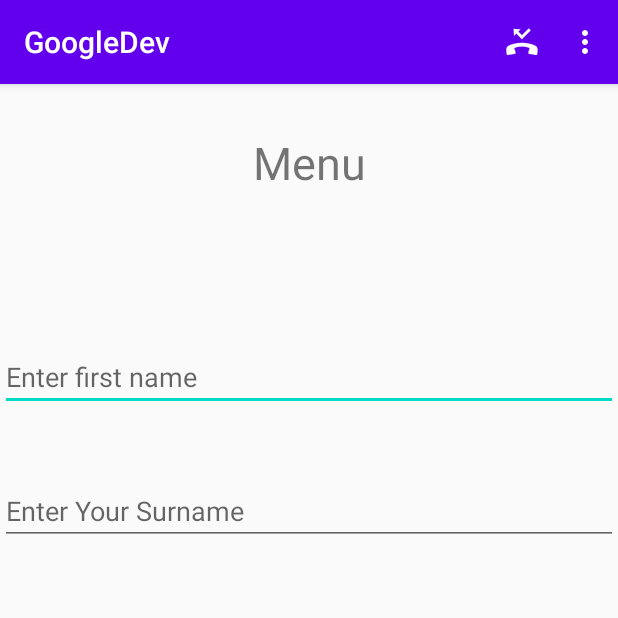
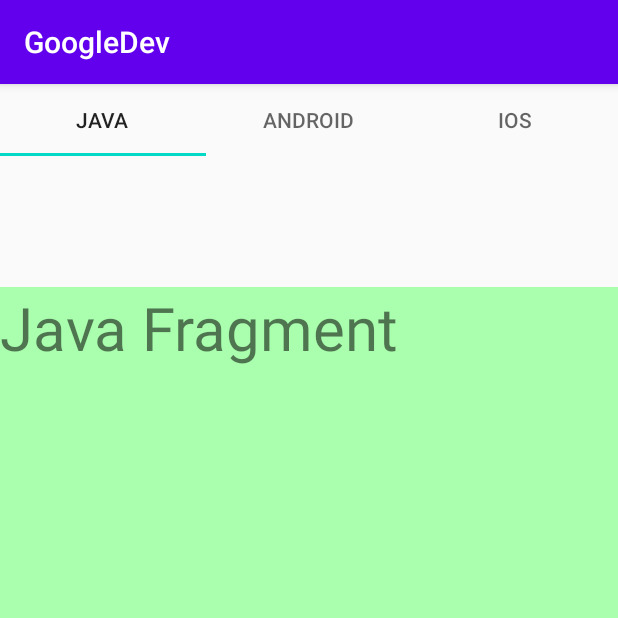
Before and after one commit to vikaschauhan1995/GoogleDev, an Android app: the screen it shows after launch (MainActivity), on a phone screen of 412 x 824 dp, the top half of it. Run offline under Robolectric (Android 15) with nearby library versions, the phone set to English and light mode, and no system bars.

Commit message:
Screen Nevigation swipe left-right to toggle fragments on ui.

```diff
--- a/app/build.gradle
+++ b/app/build.gradle
@@ -30,6 +30,7 @@ dependencies {
     implementation 'com.google.android.material:material:1.1.0'
     implementation 'androidx.navigation:navigation-fragment:2.1.0'
     implementation 'androidx.navigation:navigation-ui:2.1.0'
+    implementation 'androidx.legacy:legacy-support-v4:1.0.0'
     testImplementation 'junit:junit:4.12'
     androidTestImplementation 'androidx.test.ext:junit:1.1.1'
     androidTestImplementation 'androidx.test.espresso:espresso-core:3.2.0'
--- /dev/null
+++ b/app/src/main/java/com/example/googledev/Android.java
@@ -0,0 +1,64 @@
+package com.example.googledev;
+
+import android.os.Bundle;
+
+import androidx.fragment.app.Fragment;
+
+import android.view.LayoutInflater;
+import android.view.View;
+import android.view.ViewGroup;
+
+/**
+ * A simple {@link Fragment} subclass.
+ * Use the {@link Android#newInstance} factory method to
+ * create an instance of this fragment.
+ */
+public class Android extends Fragment {
+
+    // TODO: Rename parameter arguments, choose names that match
+    // the fragment initialization parameters, e.g. ARG_ITEM_NUMBER
+    private static final String ARG_PARAM1 = "param1";
+    private static final String ARG_PARAM2 = "param2";
+
+    // TODO: Rename and change types of parameters
+    private String mParam1;
+    private String mParam2;
+
+    public Android() {
+        // Required empty public constructor
+    }
+
+    /**
+     * Use this factory method to create a new instance of
+     * this fragment using the provided parameters.
+     *
+     * @param param1 Parameter 1.
+     * @param param2 Parameter 2.
+     * @return A new instance of fragment Android.
+     */
+    // TODO: Rename and change types and number of parameters
+    public static Android newInstance(String param1, String param2) {
+        Android fragment = new Android();
+        Bundle args = new Bundle();
+        args.putString(ARG_PARAM1, param1);
+        args.putString(ARG_PARAM2, param2);
+        fragment.setArguments(args);
+        return fragment;
+    }
+
+    @Override
+    public void onCreate(Bundle savedInstanceState) {
+        super.onCreate(savedInstanceState);
+        if (getArguments() != null) {
+            mParam1 = getArguments().getString(ARG_PARAM1);
+            mParam2 = getArguments().getString(ARG_PARAM2);
+        }
+    }
+
+    @Override
+    public View onCreateView(LayoutInflater inflater, ViewGroup container,
+                             Bundle savedInstanceState) {
+        // Inflate the layout for this fragment
+        return inflater.inflate(R.layout.fragment_android, container, false);
+    }
+}
--- /dev/null
+++ b/app/src/main/java/com/example/googledev/Java.java
@@ -0,0 +1,64 @@
+package com.example.googledev;
+
+import android.os.Bundle;
+
+import androidx.fragment.app.Fragment;
+
+import android.view.LayoutInflater;
+import android.view.View;
+import android.view.ViewGroup;
+
+/**
+ * A simple {@link Fragment} subclass.
+ * Use the {@link Java#newInstance} factory method to
+ * create an instance of this fragment.
+ */
+public class Java extends Fragment {
+
+    // TODO: Rename parameter arguments, choose names that match
+    // the fragment initialization parameters, e.g. ARG_ITEM_NUMBER
+    private static final String ARG_PARAM1 = "param1";
+    private static final String ARG_PARAM2 = "param2";
+
+    // TODO: Rename and change types of parameters
+    private String mParam1;
+    private String mParam2;
+
+    public Java() {
+        // Required empty public constructor
+    }
+
+    /**
+     * Use this factory method to create a new instance of
+     * this fragment using the provided parameters.
+     *
+     * @param param1 Parameter 1.
+     * @param param2 Parameter 2.
+     * @return A new instance of fragment Java.
+     */
+    // TODO: Rename and change types and number of parameters
+    public static Java newInstance(String param1, String param2) {
+        Java fragment = new Java();
+        Bundle args = new Bundle();
+        args.putString(ARG_PARAM1, param1);
+        args.putString(ARG_PARAM2, param2);
+        fragment.setArguments(args);
+        return fragment;
+    }
+
+    @Override
+    public void onCreate(Bundle savedInstanceState) {
+        super.onCreate(savedInstanceState);
+        if (getArguments() != null) {
+            mParam1 = getArguments().getString(ARG_PARAM1);
+            mParam2 = getArguments().getString(ARG_PARAM2);
+        }
+    }
+
+    @Override
+    public View onCreateView(LayoutInflater inflater, ViewGroup container,
+                             Bundle savedInstanceState) {
+        // Inflate the layout for this fragment
+        return inflater.inflate(R.layout.fragment_java, container, false);
+    }
+}
--- a/app/src/main/java/com/example/googledev/MainActivity.java
+++ b/app/src/main/java/com/example/googledev/MainActivity.java
@@ -1,82 +1,81 @@
 package com.example.googledev;
 
 import android.os.Bundle;
-import android.util.Log;
-import android.view.ContextMenu;
-import android.view.Menu;
-import android.view.MenuItem;
-import android.view.View;
-import android.widget.EditText;
-import android.widget.Toast;
 
 import androidx.annotation.NonNull;
+import androidx.annotation.Nullable;
 import androidx.appcompat.app.AppCompatActivity;
+import androidx.fragment.app.Fragment;
+import androidx.fragment.app.FragmentManager;
+import androidx.fragment.app.FragmentPagerAdapter;
+import androidx.viewpager.widget.ViewPager;
+
+import com.google.android.material.tabs.TabLayout;
 
 public class MainActivity extends AppCompatActivity{
-    EditText e1, e2;
+
+    TabLayout myTab;
+    ViewPager myPage;
     @Override
     protected void onCreate(Bundle savedInstanceState) {
         super.onCreate(savedInstanceState);
         setContentView(R.layout.activity_main);
+        myTab = (TabLayout) findViewById(R.id.myTab);
+        myPage = (ViewPager) findViewById(R.id.myPager);
 
-        e1 = (EditText) findViewById(R.id.edit1);
-        e2 = (EditText) findViewById(R.id.edit2);
+        myPage.setAdapter(new MyOwnPagerAdapter(getSupportFragmentManager()));
+        myTab.setupWithViewPager(myPage);
 
-        registerForContextMenu(e1);
-        registerForContextMenu(e2);
+        myTab.addOnTabSelectedListener(new TabLayout.OnTabSelectedListener() {
+            @Override
+            public void onTabSelected(TabLayout.Tab tab) {
+                myPage.setCurrentItem(tab.getPosition());
+            }
+
+            @Override
+            public void onTabUnselected(TabLayout.Tab tab) {
+
+            }
+
+            @Override
+            public void onTabReselected(TabLayout.Tab tab) {
+
+            }
+        });
 
     }
+    class MyOwnPagerAdapter extends FragmentPagerAdapter {
 
-    @Override
-    public boolean onCreateOptionsMenu(Menu menu) {
-        getMenuInflater().inflate(R.menu.option_menu, menu);
-        return true;
-    }
+        String data[] = {"Java", "Android", "iOS"};
 
-    @Override
-    public boolean onOptionsItemSelected(@NonNull MenuItem item) {
-        switch(item.getItemId()){
-            case R.id.m1:
-                Toast.makeText(MainActivity.this, "You clicked settting", Toast.LENGTH_SHORT).show();
-            break;
-            case R.id.m2:
-                Toast.makeText(MainActivity.this, "You clicked mic", Toast.LENGTH_SHORT).show();
-                break;
-            case R.id.m3:
-                Toast.makeText(MainActivity.this, "You clicked status", Toast.LENGTH_SHORT).show();
-                break;
+        public MyOwnPagerAdapter(@NonNull FragmentManager fm) {
+            super(fm);
         }
-        return true;
-    }
 
-    @Override
-    public void onCreateContextMenu(ContextMenu menu, View v, ContextMenu.ContextMenuInfo menuInfo) {
-        switch (v.getId()){
-            case R.id.edit1:
-                getMenuInflater().inflate(R.menu.edit1_menu,menu);
-                break;
-            case R.id.edit2:
-                getMenuInflater().inflate(R.menu.edit2_menu, menu);
-                break;
+        @NonNull
+        @Override
+        public Fragment getItem(int position) {
+            if (position == 0) {
+                return new Java();
+            }
+            if(position == 1){
+                return new Android();
+            }
+            if(position == 2){
+                return new IOS();
+            }
+            return null;
+        }
+
+        @Override
+        public int getCount() {
+            return data.length;
+        }
+
+        @Nullable
+        @Override
+        public CharSequence getPageTitle(int position) {
+            return data[position];
         }
     }
-
-    @Override
-    public boolean onContextItemSelected(@NonNull MenuItem item) {
-        switch(item.getItemId()){
-            case R.id.i1:
-                Toast.makeText(this, "Clicked Item 1", Toast.LENGTH_SHORT).show();
-                break;
-            case R.id.i2:
-                Toast.makeText(this, "Clicked Item 2", Toast.LENGTH_SHORT).show();
-                break;
-            case R.id.s1:
-                Toast.makeText(this, "Clicked One", Toast.LENGTH_SHORT).show();
-                break;
-            case R.id.s2:
-                Toast.makeText(this, "Clicked Two", Toast.LENGTH_SHORT).show();
-                break;
-        }
-        return true;
-    }
 }
--- a/app/src/main/res/layout/activity_main.xml
+++ b/app/src/main/res/layout/activity_main.xml
@@ -6,39 +6,22 @@
     android:layout_height="match_parent"
     tools:context=".MainActivity">
 
-
-    <TextView
-        android:id="@+id/textView2"
-        android:layout_width="wrap_content"
-        android:layout_height="wrap_content"
-        android:layout_marginTop="32dp"
-        android:text="Menu"
-        android:textSize="30sp"
-        app:layout_constraintEnd_toEndOf="parent"
-        app:layout_constraintStart_toStartOf="parent"
-        app:layout_constraintTop_toTopOf="parent" />
-
-    <EditText
-        android:id="@+id/edit1"
+    <view
+        android:id="@+id/myTab"
+        class="com.google.android.material.tabs.TabLayout"
         android:layout_width="match_parent"
         android:layout_height="wrap_content"
-        android:layout_marginTop="100dp"
-        android:ems="10"
-        android:hint="Enter first name"
-        android:inputType="textPersonName"
-        app:layout_constraintEnd_toEndOf="parent"
-        app:layout_constraintStart_toStartOf="parent"
-        app:layout_constraintTop_toBottomOf="@+id/textView2" />
+        app:backgroundColor="#FDA0A0"
+        tools:layout_editor_absoluteX=""
+        tools:layout_editor_absoluteY="74dp"
+        tools:ignore="MissingConstraints" />
 
-    <EditText
-        android:id="@+id/edit2"
+    <view
+        android:id="@+id/myPager"
+        class="androidx.viewpager.widget.ViewPager"
         android:layout_width="match_parent"
         android:layout_height="wrap_content"
-        android:layout_marginTop="44dp"
-        android:ems="10"
-        android:hint="Enter Your Surname"
-        android:inputType="textPersonName"
-        app:layout_constraintEnd_toEndOf="parent"
-        app:layout_constraintStart_toStartOf="parent"
-        app:layout_constraintTop_toBottomOf="@+id/edit1" />
+        android:layout_marginTop="135dp"
+        app:layout_constraintTop_toTopOf="parent"
+        tools:layout_editor_absoluteX="0dp" />
 </androidx.constraintlayout.widget.ConstraintLayout>
--- /dev/null
+++ b/app/src/main/res/layout/fragment_java.xml
@@ -0,0 +1,16 @@
+<?xml version="1.0" encoding="utf-8"?>
+<FrameLayout xmlns:android="http://schemas.android.com/apk/res/android"
+    xmlns:tools="http://schemas.android.com/tools"
+    android:layout_width="match_parent"
+    android:layout_height="match_parent"
+    android:background="#AAFFAE"
+    tools:context=".Java">
+
+    <!-- TODO: Update blank fragment layout -->
+    <TextView
+        android:layout_width="match_parent"
+        android:layout_height="match_parent"
+        android:text="Java Fragment"
+        android:textSize="40sp" />
+
+</FrameLayout>
--- a/app/src/main/res/menu/edit1_menu.xml
+++ /dev/null
@@ -1,11 +0,0 @@
-<?xml version="1.0" encoding="utf-8"?>
-<menu xmlns:app="http://schemas.android.com/apk/res-auto"
-    xmlns:android="http://schemas.android.com/apk/res/android">
-
-    <item
-        android:id="@+id/i1"
-        android:title="Item1" />
-    <item
-        android:id="@+id/i2"
-        android:title="Item2" />
-</menu>
--- a/app/src/main/res/menu/edit2_menu.xml
+++ /dev/null
@@ -1,11 +0,0 @@
-<?xml version="1.0" encoding="utf-8"?>
-<menu xmlns:app="http://schemas.android.com/apk/res-auto"
-    xmlns:android="http://schemas.android.com/apk/res/android">
-
-    <item
-        android:id="@+id/s1"
-        android:title="One" />
-    <item
-        android:id="@+id/s2"
-        android:title="two" />
-</menu>
--- a/app/src/main/res/menu/option_menu.xml
+++ /dev/null
@@ -1,21 +0,0 @@
-<?xml version="1.0" encoding="utf-8"?>
-<menu xmlns:app="http://schemas.android.com/apk/res-auto"
-    xmlns:android="http://schemas.android.com/apk/res/android">
-
-    <item android:title="Setting"
-        android:orderInCategory="10"
-        app:showAsAction="never"
-        android:id="@+id/m1"
-        />
-    <item
-        android:id="@+id/m2"
-        android:icon="@android:drawable/stat_notify_missed_call"
-        android:orderInCategory="11"
-        android:title="Mic"
-        app:showAsAction="always" />
-    <item android:title="Status"
-        android:id="@+id/m3"
-        android:orderInCategory="7"
-
-        />
-</menu>
--- a/app/src/main/res/values/strings.xml
+++ b/app/src/main/res/values/strings.xml
@@ -9,4 +9,6 @@
     <string name="editTextHint">
         Enter Your Data
     </string>
+    <!-- TODO: Remove or change this placeholder text -->
+    <string name="hello_blank_fragment">Java Fragment</string>
 </resources>
```
Also changed, not shown: app/src/main/java/com/example/googledev/IOS.java (added, +64 -0 lines), app/src/main/res/layout/fragment_android.xml (added, +16 -0 lines), app/src/main/res/layout/fragment_i_o_s.xml (added, +16 -0 lines).
